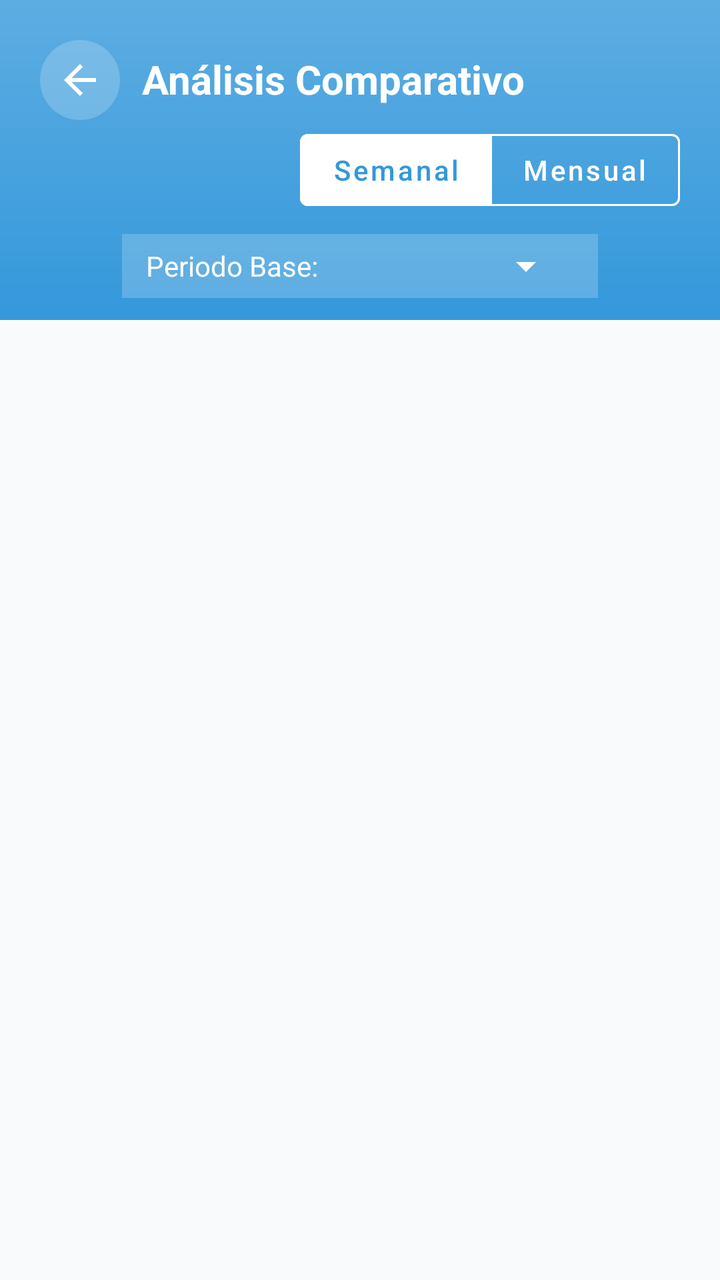
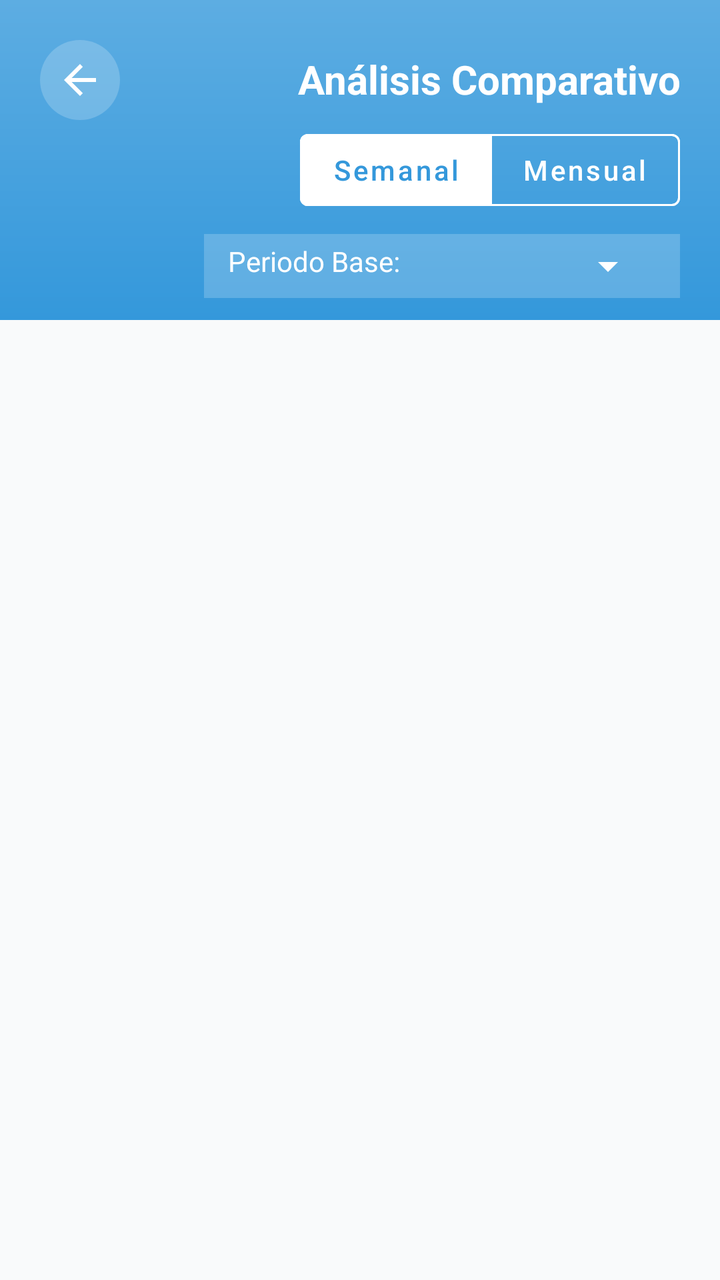

Compare the two renders of this Android layout. The source of the first and the diff that turns it into the second are given below.
<!-- AndroidManifest.xml: application theme Theme.Equilibra -->
<!-- res/layout/activity_comparative_analysis.xml -->
<?xml version="1.0" encoding="utf-8"?>
<layout xmlns:android="http://schemas.android.com/apk/res/android"
    xmlns:app="http://schemas.android.com/apk/res-auto">

    <data>
        <variable
            name="viewModel"
            type="asunfdiez.com.equilibra.viewmodels.ComparativeAnalysisViewModel" />
    </data>

    <androidx.constraintlayout.widget.ConstraintLayout
        android:layout_width="match_parent"
        android:layout_height="match_parent"
        android:background="@color/background_light">

        <RelativeLayout
            android:id="@+id/headerSection"
            android:layout_width="match_parent"
            android:layout_height="160dp"
            android:background="@drawable/header_gradient_secondary"
            android:paddingHorizontal="20dp"
            app:layout_constraintTop_toTopOf="parent">

            <ImageButton
                android:id="@+id/btnBack"
                android:layout_width="40dp"
                android:layout_height="40dp"
                android:layout_marginTop="20dp"
                android:background="@drawable/button_translucent"
                android:src="@drawable/ic_arrow_back"
                app:tint="@android:color/white" />

            <TextView
                android:id="@+id/tvTitle"
                android:layout_width="wrap_content"
                android:layout_height="wrap_content"
                android:layout_marginStart="11dp"
                android:layout_marginTop="26dp"
                android:layout_toEndOf="@id/btnBack"
                android:text="@string/comparative_analysis"
                android:textColor="@android:color/white"
                android:textSize="20sp"
                android:textStyle="bold" />

            <com.google.android.material.button.MaterialButtonToggleGroup
                android:id="@+id/togglePeriod"
                android:layout_width="wrap_content"
                android:layout_height="wrap_content"
                android:layout_alignParentEnd="true"
                android:layout_below="@id/tvTitle"
                android:layout_marginTop="8dp"
                app:checkedButton="@+id/btnWeekly"
                app:singleSelection="true"
                app:selectionRequired="true">

                <com.google.android.material.button.MaterialButton
                    android:id="@+id/btnWeekly"
                    style="@style/Widget.MaterialComponents.Button.OutlinedButton"
                    android:layout_width="wrap_content"
                    android:layout_height="wrap_content"
                    android:text="@string/weekly"
                    android:textAllCaps="false"
                    app:backgroundTint="@color/toggle_background_color"
                    android:textColor="@color/toggle_text_color_secondary"
                    app:strokeColor="@android:color/white" />

                <com.google.android.material.button.MaterialButton
                    android:id="@+id/btnMonthly"
                    style="@style/Widget.MaterialComponents.Button.OutlinedButton"
                    android:layout_width="wrap_content"
                    android:layout_height="wrap_content"
                    android:text="@string/monthly"
                    android:textAllCaps="false"
                    app:backgroundTint="@color/toggle_background_color"
                    android:textColor="@color/toggle_text_color_secondary"
                    app:strokeColor="@android:color/white" />
            </com.google.android.material.button.MaterialButtonToggleGroup>

            <LinearLayout
                android:layout_width="wrap_content"
                android:layout_height="wrap_content"
                android:layout_below="@id/togglePeriod"
                android:layout_marginTop="8dp"
                android:layout_centerHorizontal="true"
                android:background="@drawable/bg_spinner_translucent"
                android:paddingHorizontal="12dp"
                android:paddingVertical="4dp"
                android:gravity="center_vertical"
                android:orientation="horizontal">

                <TextView
                    android:layout_width="wrap_content"
                    android:layout_height="wrap_content"
                    android:text="@string/base_period"
                    android:textColor="@android:color/white"
                    android:textSize="14sp"
                    android:layout_marginEnd="8dp"/>

                <Spinner
                    android:id="@+id/spinnerPeriod"
                    android:layout_width="wrap_content"
                    android:layout_height="wrap_content"
                    android:minWidth="120dp"
                    android:backgroundTint="@android:color/white"
                    android:spinnerMode="dropdown" />
            </LinearLayout>

        </RelativeLayout>

        <androidx.recyclerview.widget.RecyclerView
            android:id="@+id/rvComparative"
            android:layout_width="match_parent"
            android:layout_height="0dp"
            android:padding="16dp"
            android:clipToPadding="false"
            app:layout_constraintTop_toBottomOf="@id/headerSection"
            app:layout_constraintBottom_toBottomOf="parent"
            app:layoutManager="androidx.recyclerview.widget.LinearLayoutManager" />

        <ProgressBar
            android:layout_width="wrap_content"
            android:layout_height="wrap_content"
            android:visibility="@{viewModel.isLoading ? android.view.View.VISIBLE : android.view.View.GONE}"
            app:layout_constraintTop_toTopOf="parent"
            app:layout_constraintBottom_toBottomOf="parent"
            app:layout_constraintStart_toStartOf="parent"
            app:layout_constraintEnd_toEndOf="parent" />

    </androidx.constraintlayout.widget.ConstraintLayout>
</layout>
<!-- resources referenced by this layout -->
<resources>
  <color name="background_light">#F9FAFB</color>
  <!-- drawable bg_spinner_translucent (drawable) -->
  <?xml version="1.0" encoding="utf-8"?>
  <shape xmlns:android="http://schemas.android.com/apk/res/android"
      android:shape="rectangle">
      <solid android:color="#33FFFFFF" />
  </shape>
  <!-- drawable button_translucent (drawable) -->
  <?xml version="1.0" encoding="utf-8"?>
  <shape xmlns:android="http://schemas.android.com/apk/res/android"
      android:shape="oval">
      <solid android:color="#33FFFFFF" />
  </shape>
  <!-- drawable header_gradient_secondary (drawable) -->
  <?xml version="1.0" encoding="utf-8"?>
  <shape xmlns:android="http://schemas.android.com/apk/res/android">
      <gradient
          android:type="linear"
          android:angle="90"
          android:startColor="@color/secondary"
          android:endColor="@color/secondary_light" />
  </shape>
  <!-- drawable ic_arrow_back (drawable) -->
  <?xml version="1.0" encoding="utf-8"?>
  <vector xmlns:android="http://schemas.android.com/apk/res/android"
      android:width="24dp"
      android:height="24dp"
      android:viewportWidth="24"
      android:viewportHeight="24">
      <path
          android:fillColor="@android:color/white"
          android:pathData="M20,11H7.83l5.59,-5.59L12,4l-8,8 8,8 1.41,-1.41L7.83,13H20v-2z"/>
  </vector>
  <string name="base_period">Periodo Base:</string>
  <string name="comparative_analysis">Análisis Comparativo</string>
  <string name="monthly">Mensual</string>
  <string name="weekly">Semanal</string>
  <style name="Theme.Equilibra" parent="Theme.MaterialComponents.DayNight.NoActionBar">
          <item name="colorPrimary">@color/primary_main</item>
          <item name="colorPrimaryVariant">@color/primary_light</item>
          <item name="colorOnPrimary">@color/white</item>
  
          <item name="colorSecondary">@color/secondary_main</item>
          <item name="colorSecondaryVariant">@color/secondary_light</item>
          <item name="colorOnSecondary">@color/white</item>
  
          <item name="android:statusBarColor">@color/primary_light</item>
          <item name="android:windowBackground">@color/primary_lightest</item>
  
          <item name="colorAccent">@color/accent_main</item>
      </style>
  <color name="secondary">#3498DB</color>
  <color name="secondary_light">#5DADE2</color>
  <color name="primary_main">#2ECC71</color>
  <color name="primary_light">#27AE60</color>
  <color name="white">#FFFFFF</color>
  <color name="secondary_main">#3498DB</color>
  <color name="primary_lightest">#E8F8F0</color>
  <color name="accent_main">#E67E22</color>
</resources>

<!-- the commit's change to res/layout/activity_comparative_analysis.xml (unified diff, before → after) -->
@@ -34,10 +34,12 @@
                 android:id="@+id/tvTitle"
                 android:layout_width="wrap_content"
                 android:layout_height="wrap_content"
+                android:layout_alignParentEnd="true"
                 android:layout_marginStart="11dp"
                 android:layout_marginTop="26dp"
                 android:layout_toEndOf="@id/btnBack"
                 android:text="@string/comparative_analysis"
+                android:textAlignment="textEnd"
                 android:textColor="@android:color/white"
                 android:textSize="20sp"
                 android:textStyle="bold" />
@@ -85,7 +87,7 @@
                 android:background="@drawable/bg_spinner_translucent"
                 android:paddingHorizontal="12dp"
                 android:paddingVertical="4dp"
-                android:gravity="center_vertical"
+                android:layout_alignParentEnd="true"
                 android:orientation="horizontal">
 
                 <TextView
